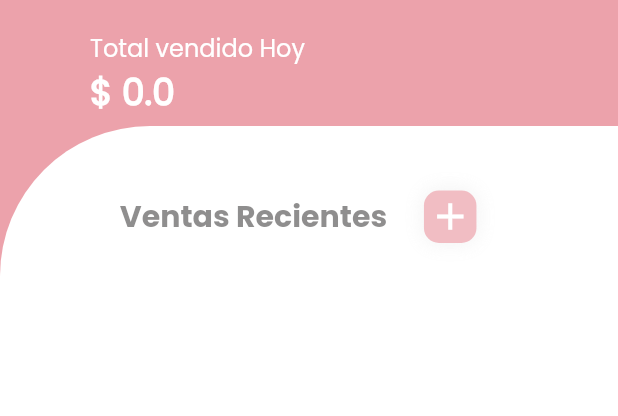
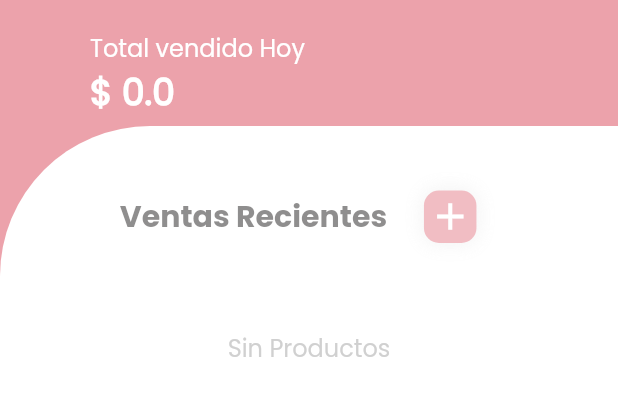
Before and after one commit to Hectorc70/ss_manager, a Flutter app: the HomePage screen opened by its route, on a phone screen of 412 x 824 dp, the part 84-500 px from its top. Run offline on Flutter 3.47's test engine with Material 2 defaults, Android fonts, the light colour scheme and no system bars; our stand-ins replace cloud_firestore, firebase_auth, firebase_core, fluttertoast, google_sign_in, select_form_field and 2 more; missing offline and left inert: flutter_overlay_loader; accounts and stored records are empty.

Commit message:
cards del Home

```diff
--- a/lib/src/user/pages/home_page.dart
+++ b/lib/src/user/pages/home_page.dart
@@ -141,6 +141,9 @@ class _BodyHome extends StatelessWidget {
     final colorP = Theme.of(context).colorScheme.secondaryVariant;
     final widthScreen = MediaQuery.of(context).size.width;
     final heightScreen = MediaQuery.of(context).size.height;
+    final sales = Provider.of<SaleProvider>(context, listen: false);
+
+    if (sales.salesTodayDB.length == 0) {
       return Container(
         alignment: AlignmentDirectional.center,
         width: double.infinity,
@@ -151,10 +154,54 @@ class _BodyHome extends StatelessWidget {
               childWidget: ButtonTitleAdd(
                 functionAction: _addNewSale,
               ),
+            ),
+            SizedBox(
+              height: 50.0,
+            ),
+            Center(
+              child: RefreshIndicator(
+                  onRefresh: () async {}, child: Text('Sin Productos')),
             )
           ],
         ),
       );
+    } else {
+      return Container(
+        alignment: AlignmentDirectional.center,
+        width: double.infinity,
+        child: Column(
+          children: [
+            NameSection(
+              textW: 'Ventas Recientes',
+              childWidget: ButtonTitleAdd(
+                functionAction: _addNewSale,
+              ),
+            ),
+            SizedBox(
+              height: 5.0,
+            ),
+            Expanded(
+              child: RefreshIndicator(
+                  onRefresh: () async {},
+                  child: ListView.builder(
+                      itemCount: sales.salesTodayDB.length,
+                      itemBuilder: (BuildContext context, int index) {
+                        return Column(
+                          children: [
+                            CardSale(
+                              title: sales.salesTodayDB[index].product,
+                            ),
+                            SizedBox(
+                              height: 10.0,
+                            )
+                          ],
+                        );
+                      })),
+            )
+          ],
+        ),
+      );
+    }
   }
 
   _addNewSale(BuildContext context) async {
```
Also changed, not shown: lib/src/widgets/widgets_body.dart (+116 -0 lines). Lines whose indentation alone changed are shown as unchanged.
